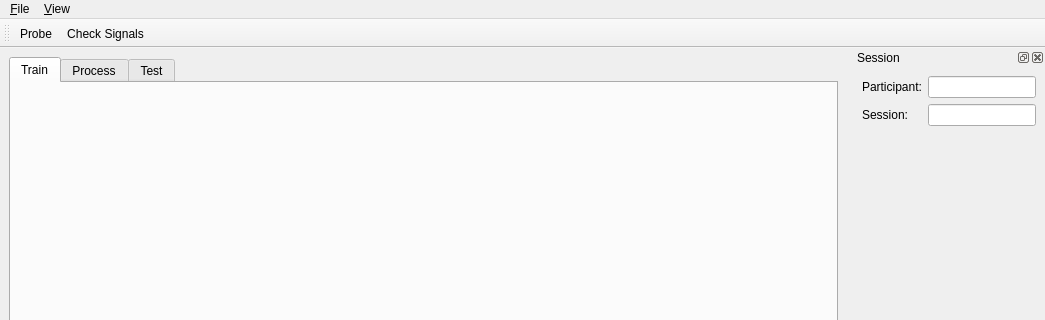
Qt form pygesture/ui/main_template.ui (ixjlyons/pygesture) before a commit; both pictures show x 0 to 1045 and y 0 to 320 of the 1045 by 714 pixel window.
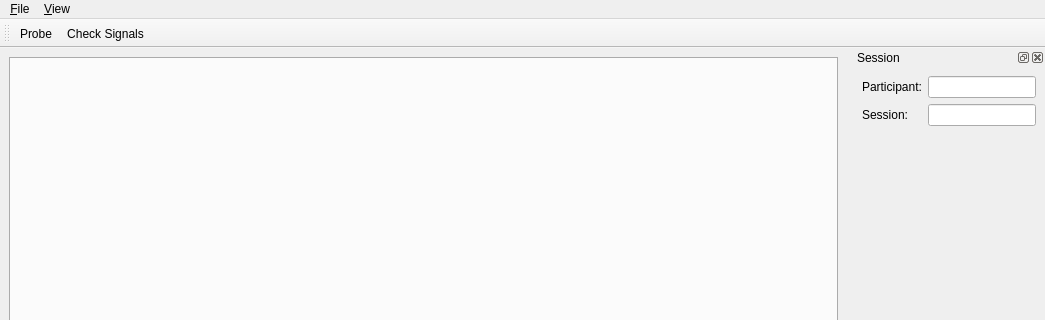
The same form after that commit. Icons and pictures are not drawn.

Commit message: Experimenting with main GUI and widget events when switching tabs.

The edit to the form file:
```diff
--- a/pygesture/ui/main_template.ui
+++ b/pygesture/ui/main_template.ui
@@ -20,21 +20,6 @@
       <property name="currentIndex">
        <number>0</number>
       </property>
-      <widget class="QWidget" name="trainTab">
-       <attribute name="title">
-        <string>Train</string>
-       </attribute>
-      </widget>
-      <widget class="QWidget" name="processTab">
-       <attribute name="title">
-        <string>Process</string>
-       </attribute>
-      </widget>
-      <widget class="QWidget" name="testTab">
-       <attribute name="title">
-        <string>Test</string>
-       </attribute>
-      </widget>
      </widget>
     </item>
    </layout>
```
Left out of the diff: 2 changed lines with no effect on the pictures. The commit also changes 2 other files.
